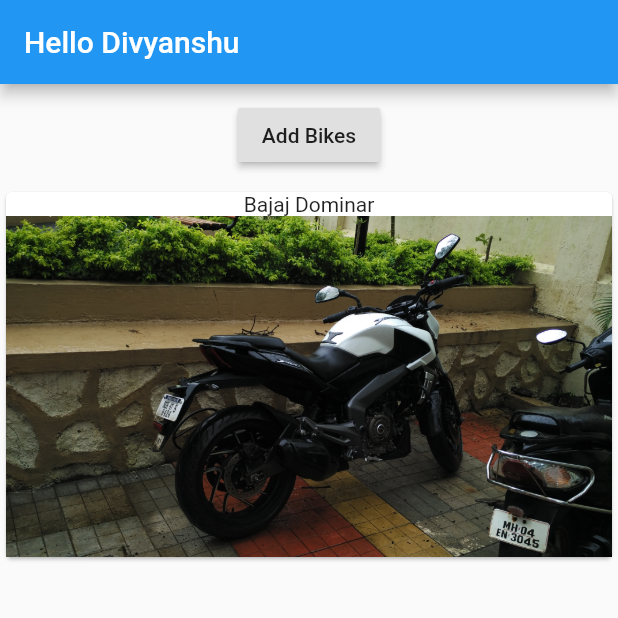
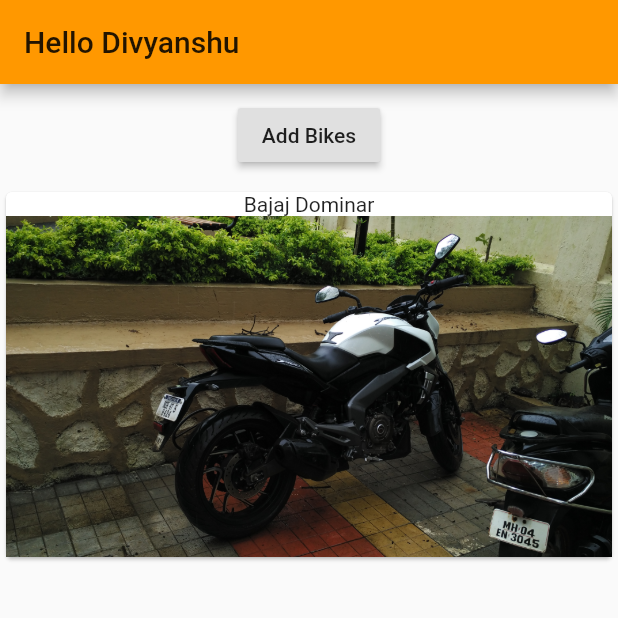
Before and after one commit to Dhruw/flutter-tutorial-udemy, a Flutter app: the screen it shows after launch, on a phone screen of 412 x 824 dp, the top half of it. Run offline on Flutter 3.47's test engine with Material 2 defaults, Android fonts, the phone set to English and light mode, and no system bars.

Commit message:
Implemented the Themes

```diff
--- a/lib/main.dart
+++ b/lib/main.dart
@@ -10,12 +10,14 @@ class MyApp extends StatelessWidget {
   @override
   Widget build(BuildContext context) {
     return MaterialApp(
+      theme: ThemeData(
+        primarySwatch: Colors.orange,
+      ),
       home: Scaffold(
-        appBar: AppBar(
-          title: Text("Hello Divyanshu"),
-        ),
-        body: BikesManager("Bajaj Dominar")
-      ),
+          appBar: AppBar(
+            title: Text("Hello Divyanshu"),
+          ),
+          body: BikesManager("Bajaj Dominar")),
     );
   }
 }
```
